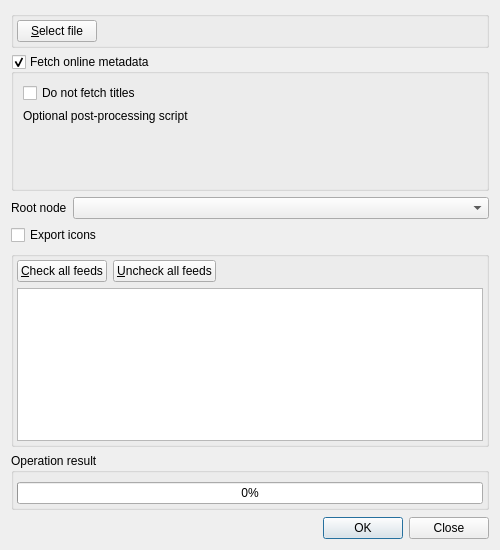
Above: src/librssguard/services/standard/gui/formstandardimportexport.ui from martinrotter/rssguard before the change. Below: the same form after it.
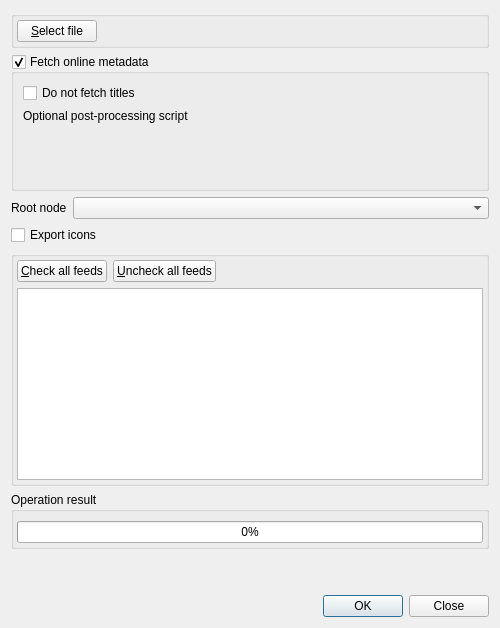
That is the form after the change. Custom widgets are drawn as their Qt base class.

```diff
--- a/src/librssguard/services/standard/gui/formstandardimportexport.ui
+++ b/src/librssguard/services/standard/gui/formstandardimportexport.ui
@@ -7,7 +7,7 @@
     <x>0</x>
     <y>0</y>
     <width>500</width>
-    <height>550</height>
+    <height>628</height>
    </rect>
   </property>
   <property name="windowTitle">
@@ -133,6 +133,12 @@
    </item>
    <item>
     <widget class="QGroupBox" name="m_groupFeeds">
+     <property name="sizePolicy">
+      <sizepolicy hsizetype="Preferred" vsizetype="Preferred">
+       <horstretch>0</horstretch>
+       <verstretch>1</verstretch>
+      </sizepolicy>
+     </property>
      <property name="title">
       <string/>
      </property>
```
